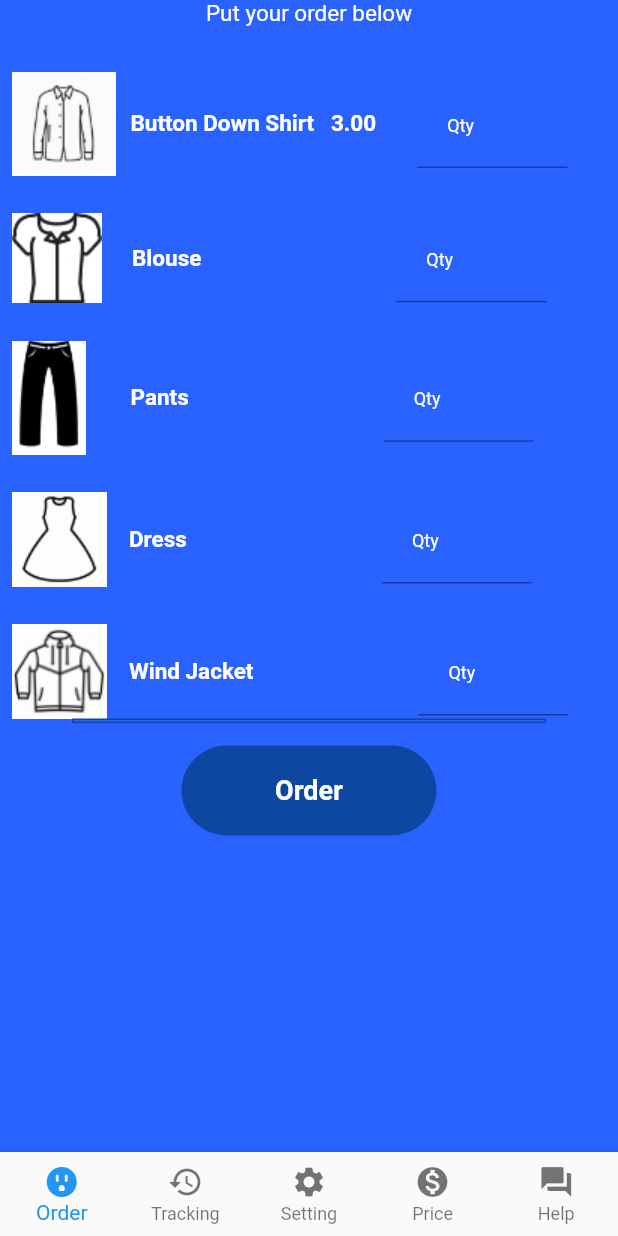
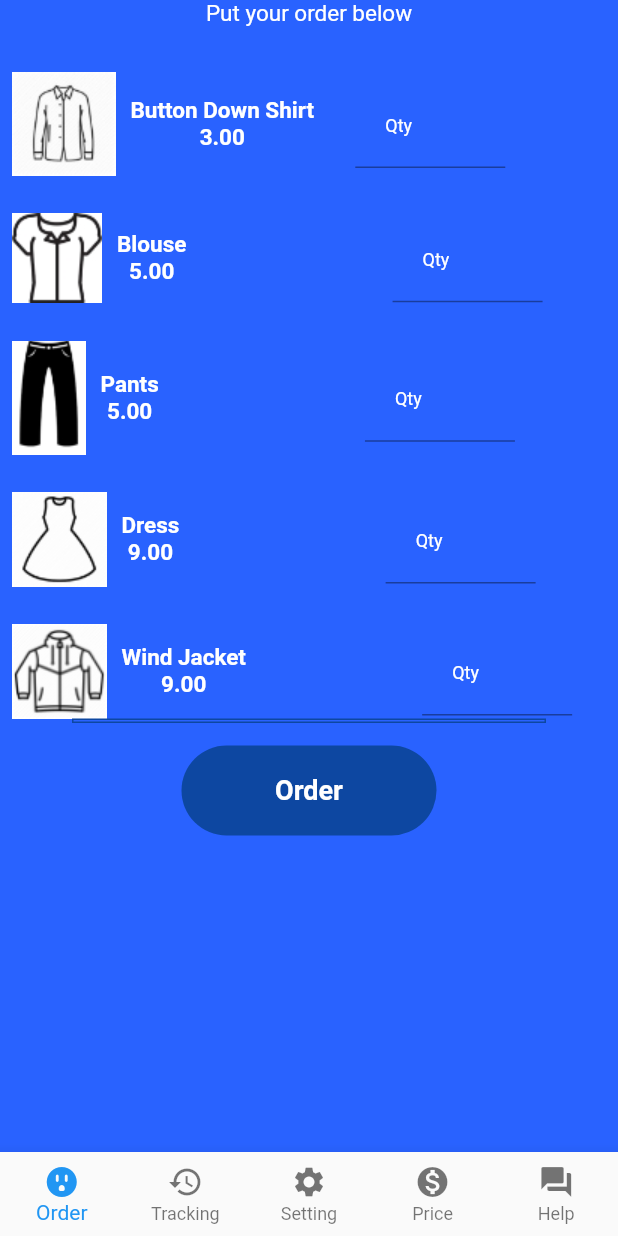
Before and after one commit to fauzipradipta/ProfessionalLaundry, a Flutter app: the Mainpage screen opened directly, on a phone screen of 412 x 824 dp. Run offline on Flutter 3.47's test engine with Material 2 defaults, Android fonts, the phone set to English and light mode, and no system bars; our stand-ins replace cloud_firestore, firebase_auth, firebase_core, firebase_database, google_fonts, timeline_tile; accounts and stored records are empty.

Commit message:
Update Payment Page

```diff
--- a/lib/Payments/PaymentMethod.dart
+++ b/lib/Payments/PaymentMethod.dart
@@ -51,7 +51,7 @@ class _PaymentPageState extends State<PaymentPage> {
       body: Center(
         child:Container(
           child:Column(
-            mainAxisAlignment: MainAxisAlignment.center,
+            mainAxisAlignment: MainAxisAlignment.start,
             children: [
 
               Padding(
@@ -186,6 +186,8 @@ class _PaymentPageState extends State<PaymentPage> {
                     onPressed: (){
                       //Get Card Type and Validity Data As Map -@param Card Number
                       // Map cardData = CreditCardValidator.getCard(_cardNumberController.text);
+                      Navigator.of(context).pushReplacement(MaterialPageRoute(
+                          builder: (context) => Mainpage()));
                       setState(() {
                         //Set Card Type and Validity
                         // cardType = cardData[CreditCardValidator.cardType];
--- a/lib/Screens/Bodymainpage.dart
+++ b/lib/Screens/Bodymainpage.dart
@@ -4,6 +4,7 @@ import 'package:flutter/widgets.dart';
 import 'package:flutter/cupertino.dart';
 import 'package:pl2/Screens/History.dart';
 import 'package:pl2/Net/firebase.dart';
+import 'package:pl2/Payments/PaymentMethod.dart';
 
 class BodyMainPage extends StatefulWidget{
 
@@ -70,18 +71,34 @@ class  _BodyMainPageState extends State<BodyMainPage> {
                 child: Row(
                   children:<Widget> [
                     Image.asset('assets/images/buttonDownShirt.jpg'),
+
                     Padding(
                       padding:  EdgeInsets.only(left:10),
-                      child: Text('Button Down Shirt   3.00  ',
+                      child:Column(
+                        children: <Widget>[
+                          Text( 'Button Down Shirt  ',
                               style: TextStyle(
                                   fontWeight:FontWeight.w600,
                                   color: Colors.white,
                                   fontSize: 15
                               )
                           ),
-
+                        Container(
+                            child:Align(
+                              alignment:Alignment.bottomLeft,
+                                child:Text('3.00  ',
+                                    style: TextStyle(
+                                      fontWeight:FontWeight.w600,
+                                      color: Colors.white,
+                                      fontSize: 15,
+                                    ),
+                                ),
+                            ),
                         ),
 
+                        ],
+                      ),
+                    ),
                      Padding(
                       padding: EdgeInsets.only(left:20),
                       child: SizedBox(
@@ -120,13 +137,30 @@ class  _BodyMainPageState extends State<BodyMainPage> {
                   children: [
                     Image.asset('assets/images/blouse.jpg'),
                     Padding(
-                      padding: const EdgeInsets.only(left: 20),
-                      child: Text('Blouse',
+                      padding:  EdgeInsets.only(left:10),
+                      child:Column(
+                        children: <Widget>[
+                          Text( 'Blouse  ',
                               style: TextStyle(
                                   fontWeight:FontWeight.w600,
                                   color: Colors.white,
                                   fontSize: 15
                               )
+                          ),
+                          Container(
+                            child:Align(
+                              alignment:Alignment.bottomLeft,
+                              child:Text('5.00  ',
+                                style: TextStyle(
+                                  fontWeight:FontWeight.w600,
+                                  color: Colors.white,
+                                  fontSize: 15,
+                                ),
+                              ),
+                            ),
+                          ),
+
+                        ],
                       ),
                     ),
                     Padding(
@@ -165,13 +199,30 @@ class  _BodyMainPageState extends State<BodyMainPage> {
                   children: [
                     Image.asset('assets/images/pants.jpg'),
                     Padding(
-                      padding: EdgeInsets.only(left:30),
-                      child: Text('Pants',
+                      padding:  EdgeInsets.only(left:10),
+                      child:Column(
+                        children: <Widget>[
+                          Text( 'Pants  ',
                               style: TextStyle(
                                   fontWeight:FontWeight.w600,
                                   color: Colors.white,
                                   fontSize: 15
                               )
+                          ),
+                          Container(
+                            child:Align(
+                              alignment:Alignment.bottomLeft,
+                              child:Text('5.00  ',
+                                style: TextStyle(
+                                  fontWeight:FontWeight.w600,
+                                  color: Colors.white,
+                                  fontSize: 15,
+                                ),
+                              ),
+                            ),
+                          ),
+
+                        ],
                       ),
                     ),
                     Padding(
@@ -210,13 +261,30 @@ class  _BodyMainPageState extends State<BodyMainPage> {
                   children: [
                     Image.asset('assets/images/dress.jpg'),
                     Padding(
-                      padding: EdgeInsets.only(left:15),
-                      child: Text('Dress',
+                      padding:  EdgeInsets.only(left:10),
+                      child:Column(
+                        children: <Widget>[
+                          Text( 'Dress  ',
                               style: TextStyle(
                                   fontWeight:FontWeight.w600,
                                   color: Colors.white,
                                   fontSize: 15
                               )
+                          ),
+                          Container(
+                            child:Align(
+                              alignment:Alignment.bottomLeft,
+                              child:Text('9.00  ',
+                                style: TextStyle(
+                                  fontWeight:FontWeight.w600,
+                                  color: Colors.white,
+                                  fontSize: 15,
+                                ),
+                              ),
+                            ),
+                          ),
+
+                        ],
                       ),
                     ),
                     Padding(
@@ -256,13 +324,30 @@ class  _BodyMainPageState extends State<BodyMainPage> {
                   children: [
                     Image.asset('assets/images/windjacket.jpg'),
                     Padding(
-                      padding: EdgeInsets.only(left: 15),
-                      child: Text('Wind Jacket',
+                      padding:  EdgeInsets.only(left:10),
+                      child:Column(
+                        children: <Widget>[
+                          Text( 'Wind Jacket  ',
                               style: TextStyle(
                                   fontWeight:FontWeight.w600,
                                   color: Colors.white,
                                   fontSize: 15
                               )
+                          ),
+                          Container(
+                            child:Align(
+                              alignment:Alignment.bottomLeft,
+                              child:Text('9.00  ',
+                                style: TextStyle(
+                                  fontWeight:FontWeight.w600,
+                                  color: Colors.white,
+                                  fontSize: 15,
+                                ),
+                              ),
+                            ),
+                          ),
+
+                        ],
                       ),
                     ),
                     Padding(
@@ -324,7 +409,7 @@ class  _BodyMainPageState extends State<BodyMainPage> {
                         _windJacketController.text,
                     );
                     Navigator.of(context).pushReplacement(MaterialPageRoute(
-                        builder: (context) => HistoryPage()));
+                        builder: (context) => PaymentPage()));
 
                   },
                   color: Colors.blue[900],
```
Also changed, not shown: 1 other file. Lines whose indentation alone changed are shown as unchanged.
